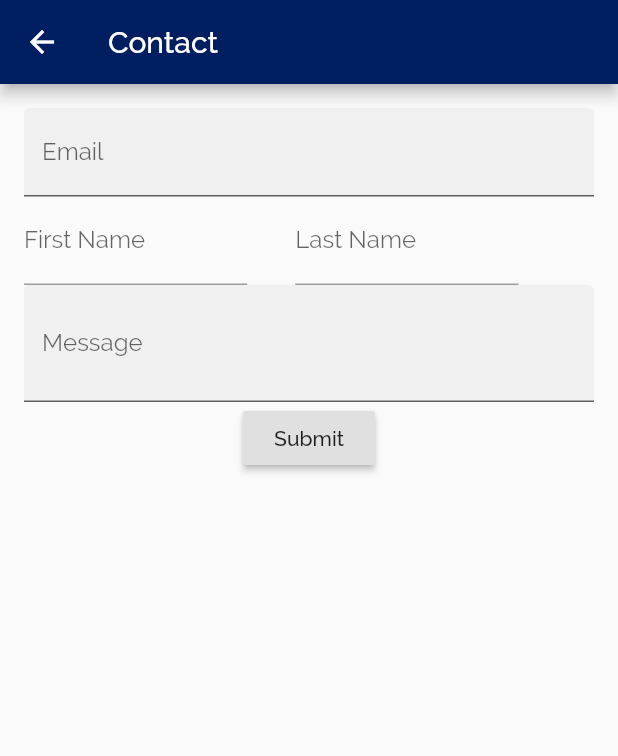
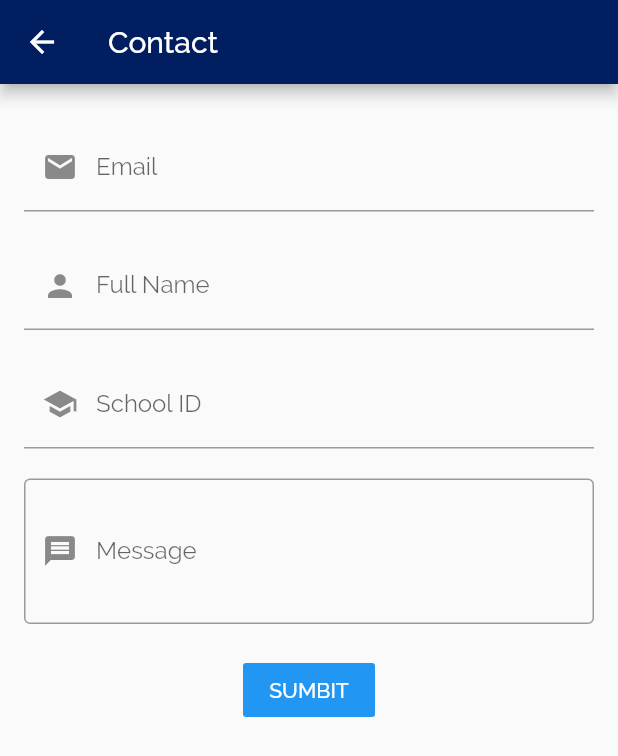
Before and after one commit to randomlylelo/fbla, a Flutter app: the Contact screen opened by its route, on a phone screen of 412 x 824 dp. Shown: the top 756 px of the screen. Run offline on Flutter 3.47's test engine with Material 2 defaults, Android fonts, the phone set to English and light mode, and no system bars; our stand-ins replace font_awesome_flutter, table_calendar.

Commit message:
revamp contact, done.

```diff
--- a/lib/screens/contact.dart
+++ b/lib/screens/contact.dart
@@ -15,18 +15,18 @@ class Contact extends StatefulWidget {
 class _ContactState extends State<Contact> {
   // Declare Variables
   final TextEditingController _emailFilter = TextEditingController();
-  final TextEditingController _firstnameFilter = TextEditingController();
-  final TextEditingController _lastnameFilter = TextEditingController();
+  final TextEditingController _nameFilter = TextEditingController();
+  final TextEditingController _idFilter = TextEditingController();
   final TextEditingController _messageFilter = TextEditingController();
   String _email = '';
-  String _firstName = '';
-  String _lastName = '';
+  String _name = '';
+  String _id = '';
   String _message = "";
 
   _ContactState() {
     _emailFilter.addListener(_emailListen);
-    _firstnameFilter.addListener(_firstnameListen);
-    _lastnameFilter.addListener(_lastnameListen);
+    _nameFilter.addListener(_nameListen);
+    _idFilter.addListener(_idListen);
     _messageFilter.addListener(_messageListener);
   }
 
@@ -38,20 +38,23 @@ class _ContactState extends State<Contact> {
       _email = _emailFilter.text;
     }
   }
-  void _firstnameListen() {
-    if (_firstnameFilter.text.isEmpty) {
-      _firstName = '';
+
+  void _nameListen() {
+    if (_nameFilter.text.isEmpty) {
+      _name = '';
     } else {
-      _firstName = _firstnameFilter.text;
+      _name = _nameFilter.text;
     }
   }
-  void _lastnameListen() {
-    if (_lastnameFilter.text.isEmpty) {
-      _lastName = '';
+
+  void _idListen() {
+    if (_idFilter.text.isEmpty) {
+      _id = '';
     } else {
-      _lastName = _lastnameFilter.text;
+      _id = _nameFilter.text;
     }
   }
+
   void _messageListener() {
     if (_messageFilter.text.isEmpty) {
       _message = '';
@@ -62,7 +65,8 @@ class _ContactState extends State<Contact> {
 
   void showAlert() {
     AlertDialog dialog = AlertDialog(
-      content: Text('Hello $_firstName, your message was sent to the developers, and they will contact you by your email: $_email'),
+      content: Text(
+          'Hello $_name, your message was sent to the developers, and they will contact you by your email: $_email'),
       actions: <Widget>[
         FlatButton(
             onPressed: () {
@@ -74,11 +78,11 @@ class _ContactState extends State<Contact> {
     showDialog(context: context, builder: (BuildContext context) => dialog);
   }
 
-  void displayMessage(){
+  void displayMessage() {
     print('Email: $_email');
-    print('First Name: $_firstName');
-    print('Last Name $_lastName');
-    print('Message $_message');
+    print('Name: $_name');
+    print('Id: $_id');
+    print('Message: $_message');
   }
 
   @override
@@ -99,50 +103,51 @@ class _ContactState extends State<Contact> {
                     children: <Widget>[
                       // Text Fields
                       Container(
+                        padding: EdgeInsets.fromLTRB(0, 10, 0, 10),
                         width: MediaQuery.of(context).size.width,
                         child: TextField(
                           controller: _emailFilter,
                           decoration: InputDecoration(
                             labelText: 'Email',
-                            filled:
-                                true, // Change to false when done, used for viusal aid.
+                            prefixIcon: Icon(Icons.email),
                           ),
                         ),
                       ),
-                      Row(
-                        crossAxisAlignment: CrossAxisAlignment.center,
-                        children: <Widget>[
                       Container(
-                            padding: EdgeInsets.only(right: 16.0),
-                            width: MediaQuery.of(context).size.width * .40,
+                        padding: EdgeInsets.fromLTRB(0, 10, 0, 10),
+                        width: MediaQuery.of(context).size.width,
                         child: TextField(
-                              controller: _firstnameFilter,
-                              decoration:
-                                  InputDecoration(labelText: 'First Name'),
+                          controller: _nameFilter,
+                          decoration: InputDecoration(
+                            labelText: 'Full Name',
+                            prefixIcon: Icon(Icons.person),
+                          ),
                         ),
                       ),
                       Container(
-                            padding: EdgeInsets.only(left: 16.0),
-                            width: MediaQuery.of(context).size.width * .40,
+                        padding: EdgeInsets.fromLTRB(0, 10, 0, 10),
+                        width: MediaQuery.of(context).size.width,
                         child: TextField(
-                              controller: _lastnameFilter,
-                              decoration:
-                                  InputDecoration(labelText: 'Last Name'),
+                          controller: _idFilter,
+                          decoration: InputDecoration(
+                            labelText: 'School ID',
+                            prefixIcon: Icon(Icons.school),
                           ),
                         ),
-                        ],
                       ),
                       Container(
+                        padding: EdgeInsets.fromLTRB(0, 10, 0, 10),
                         width: MediaQuery.of(context).size.width,
                         child: TextField(
-                          minLines: 2,
+                          minLines: 3,
                           maxLines: null, // Infinity
                           controller: _messageFilter,
                           decoration: InputDecoration(
                             labelText: 'Message',
-                            filled:
-                                true, // Change to false when done, used for viusal aid.
+                            prefixIcon: Icon(Icons.message),
+                            border: OutlineInputBorder(),
                           ),
+
                         ),
                       ),
                     ],
@@ -150,11 +155,22 @@ class _ContactState extends State<Contact> {
                 ),
                 // Buttons
                 Container(
+                  padding: EdgeInsets.fromLTRB(10, 10, 10, 10),
                   child: Column(
                     children: <Widget>[
-                      RaisedButton(
-                        child: Text('Submit'),
-                        onPressed: () => showAlert(),
+                      FlatButton(
+                        color: Colors.blue,
+                        child: Text(
+                          'SUMBIT',
+                          style: TextStyle(color: Colors.white),
+                        ),
+                        onPressed: () {
+                          showAlert();
+                          _idFilter.clear();
+                          _nameFilter.clear();
+                          _emailFilter.clear();
+                          _messageFilter.clear();
+                        },
                       ),
                     ],
                   ),
--- a/lib/screens/home.dart
+++ b/lib/screens/home.dart
@@ -1,6 +1,5 @@
 import 'package:flutter/material.dart';
 import 'package:fbla/widgets/nav.dart';
-import 'package:fbla/screens/specific/joinHome.dart';
 
 class Home extends StatelessWidget {
   Widget _createSubHeading(String text) {
```
Lines whose indentation alone changed are shown as unchanged.
